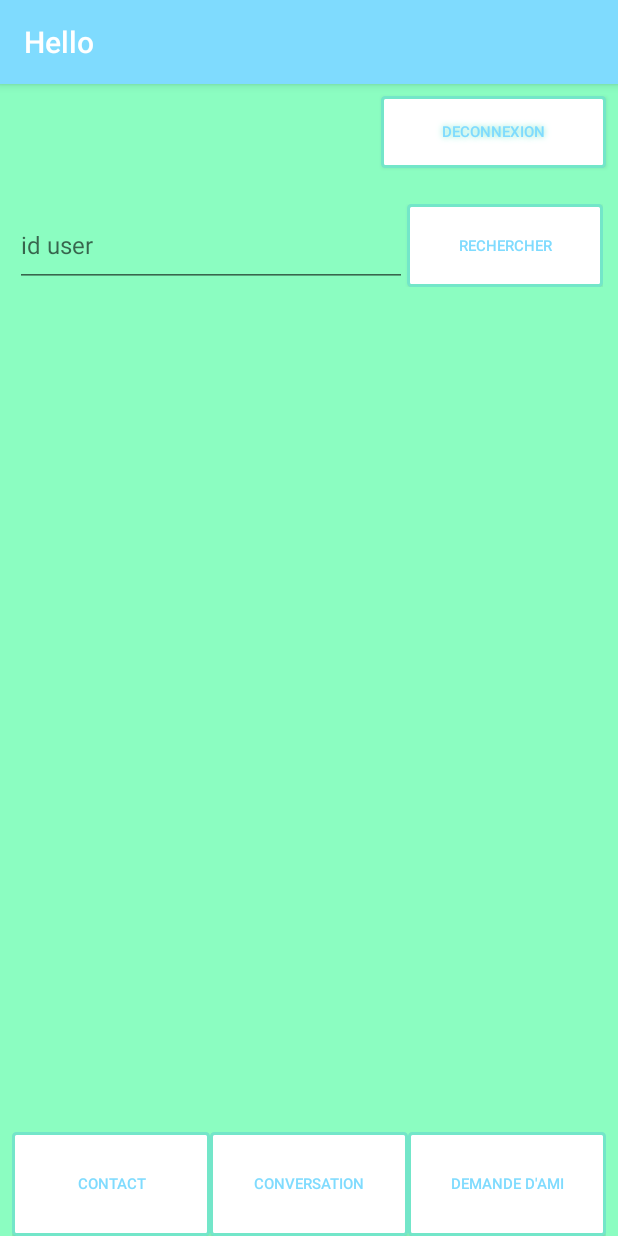
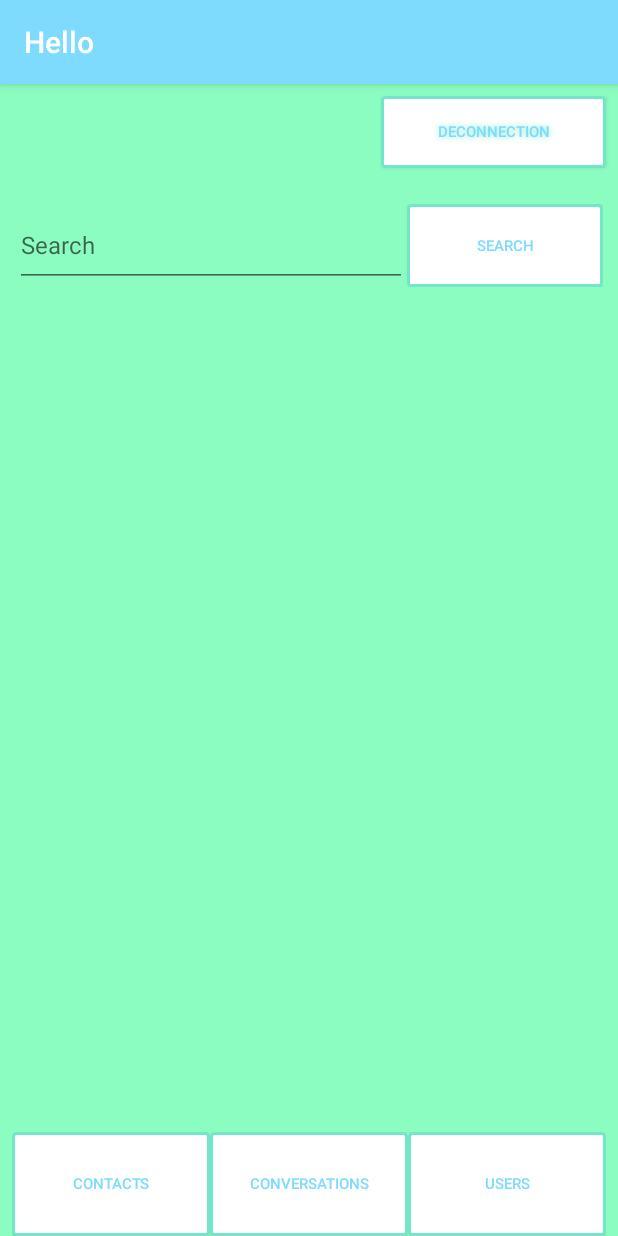
Before and after one commit to Effobless2/androchat, an Android app: the fragment SearchUserFragment placed in its activity, on a phone screen of 412 x 824 dp. Run offline under Robolectric (Android 15) with nearby library versions, the phone set to English and light mode, and no system bars; our stand-ins replace Firebase (no records; nobody signed in at launch, a user with empty details on screens opened directly), Picasso, Room's generated code; libraries missing offline, so code that uses them is left out: com.firebase.ui; pictures from the network do not load; 2 statements that could not run were skipped.

Commit message:
i18n strings

```diff
--- a/app/src/main/res/layout/activity_main.xml
+++ b/app/src/main/res/layout/activity_main.xml
@@ -37,7 +37,7 @@
                 android:layout_marginTop="8dp"
                 android:layout_marginEnd="8dp"
                 android:onClick="logoutOnClic"
-                android:text="Deconnexion"
+                android:text="@string/deconnection_btn"
                 app:layout_constraintEnd_toEndOf="parent"
                 app:layout_constraintTop_toTopOf="parent" />
 
@@ -80,7 +80,7 @@
             android:layout_height="match_parent"
             android:layout_weight="1"
             android:onClick="contactOnClic"
-            android:text="contact" />
+            android:text="@string/contacts_btn" />
 
         <Button
             android:id="@+id/btn_conversation"
@@ -93,7 +93,7 @@
             android:layout_height="match_parent"
             android:layout_weight="1"
             android:onClick="conversationOnClic"
-            android:text="conversation"/>
+            android:text="@string/conversations_btn"/>
 
         <Button
             android:id="@+id/btn-request_user"
@@ -106,7 +106,7 @@
             android:layout_height="match_parent"
             android:layout_weight="1"
             android:onClick="searchFriendOnClic"
-            android:text="demande d'ami" />
+            android:text="@string/users_btn" />
 
     </LinearLayout>
 
--- a/app/src/main/res/layout/activity_messages.xml
+++ b/app/src/main/res/layout/activity_messages.xml
@@ -29,14 +29,14 @@
             android:ems="10"
             android:inputType="textPersonName"
             android:layout_margin="10dp"
-            android:hint="Message" />
+            android:hint="@string/message_hint" />
 
         <Button
             android:id="@+id/sendBtn"
             android:layout_width="wrap_content"
             android:layout_height="wrap_content"
             android:layout_margin="10dp"
-            android:text="Send" />
+            android:text="@string/send_btn" />
     </LinearLayout>
 
 
--- a/app/src/main/res/layout/activity_new_conversation.xml
+++ b/app/src/main/res/layout/activity_new_conversation.xml
@@ -22,14 +22,14 @@
             android:layout_weight="10"
             android:layout_marginEnd="10dp"
             android:inputType="textPersonName"
-            android:hint="Name" />
+            android:hint="@string/conversation_name_hint" />
 
         <Button
             android:id="@+id/createConvBtn"
             android:layout_weight="10"
             android:layout_width="wrap_content"
             android:layout_height="wrap_content"
-            android:text="Créer" />
+            android:text="@string/create_conversation_btn" />
     </LinearLayout>
     <androidx.recyclerview.widget.RecyclerView
         android:id="@+id/contacts"
--- a/app/src/main/res/layout/contact_row.xml
+++ b/app/src/main/res/layout/contact_row.xml
@@ -25,10 +25,9 @@
         android:id="@+id/email"
         android:layout_width="wrap_content"
         android:layout_height="wrap_content"
+        android:layout_margin="@dimen/fui_auth_method_button_margin"
         android:layout_weight="1"
-        android:text="TextView"
         android:maxWidth="@dimen/fui_auth_method_button_width"
-        android:layout_margin="@dimen/fui_auth_method_button_margin"
-        android:textSize="16sp"/>
+        android:textSize="16sp" />
 
 </LinearLayout>
--- a/app/src/main/res/layout/contact_row_new_conv.xml
+++ b/app/src/main/res/layout/contact_row_new_conv.xml
@@ -25,11 +25,10 @@
         android:id="@+id/email"
         android:layout_width="wrap_content"
         android:layout_height="wrap_content"
+        android:layout_margin="@dimen/fui_auth_method_button_margin"
         android:layout_weight="1"
-        android:text="TextView"
         android:maxWidth="@dimen/fui_auth_method_button_width"
-        android:layout_margin="@dimen/fui_auth_method_button_margin"
-        android:textSize="16sp"/>
+        android:textSize="16sp" />
 
     <CheckBox
         android:id="@+id/checkBox"
--- a/app/src/main/res/layout/fragment_conversations_list.xml
+++ b/app/src/main/res/layout/fragment_conversations_list.xml
@@ -13,7 +13,7 @@
         android:layout_height="match_parent"
         android:layout_weight="10"
         android:layout_gravity="right"
-        android:text="+" />
+        android:text="@string/add_conversation_btn" />
 
     <ListView
         android:id="@+id/conversation_list"
--- a/app/src/main/res/layout/fragment_search_user.xml
+++ b/app/src/main/res/layout/fragment_search_user.xml
@@ -21,7 +21,7 @@
             android:layout_height="match_parent"
             android:layout_weight="1"
             android:inputType="textPersonName"
-            android:hint="id user"
+            android:hint="@string/search"
             android:textAppearance="@style/TextAppearance.AppCompat.Display1"
             android:textColor="#FFFFFF"
             android:textSize="16sp"
@@ -39,7 +39,7 @@
             android:layout_width="match_parent"
             android:layout_height="match_parent"
             android:layout_weight="2"
-            android:text="Rechercher"
+            android:text="@string/search"
             app:layout_constraintEnd_toEndOf="parent"
             app:layout_constraintTop_toTopOf="parent" />
 
--- a/app/src/main/res/layout/user_row.xml
+++ b/app/src/main/res/layout/user_row.xml
@@ -35,7 +35,6 @@
             android:layout_margin="@dimen/fui_auth_method_button_margin"
             android:layout_weight="1"
             android:maxWidth="@dimen/fui_auth_method_button_width"
-            android:text="TextView"
             android:textSize="16sp" />
 
         <LinearLayout
@@ -47,15 +46,13 @@
             <Button
                 android:id="@+id/sendRequestBtn"
                 android:layout_width="wrap_content"
-                android:layout_height="wrap_content"
-                android:text="✓" />
+                android:layout_height="wrap_content" />
 
             <Button
                 android:id="@+id/annulationRequest"
                 android:layout_width="wrap_content"
                 android:layout_height="wrap_content"
                 android:backgroundTint="@android:color/holo_red_dark"
-                android:text="X"
                 android:textColor="@android:color/white" />
         </LinearLayout>
     </LinearLayout>
```
Also changed, not shown: app/src/main/res/layout/activity_temporary.xml (deleted, +0 -16 lines), app/src/main/res/layout/conversation_list_item.xml (+3 -5 lines), app/src/main/res/layout/message_list_item.xml (+3 -6 lines), app/src/main/res/layout/widget.xml (+3 -4 lines), app/src/main/res/values/strings.xml (+16 -6 lines), 1 other file.
